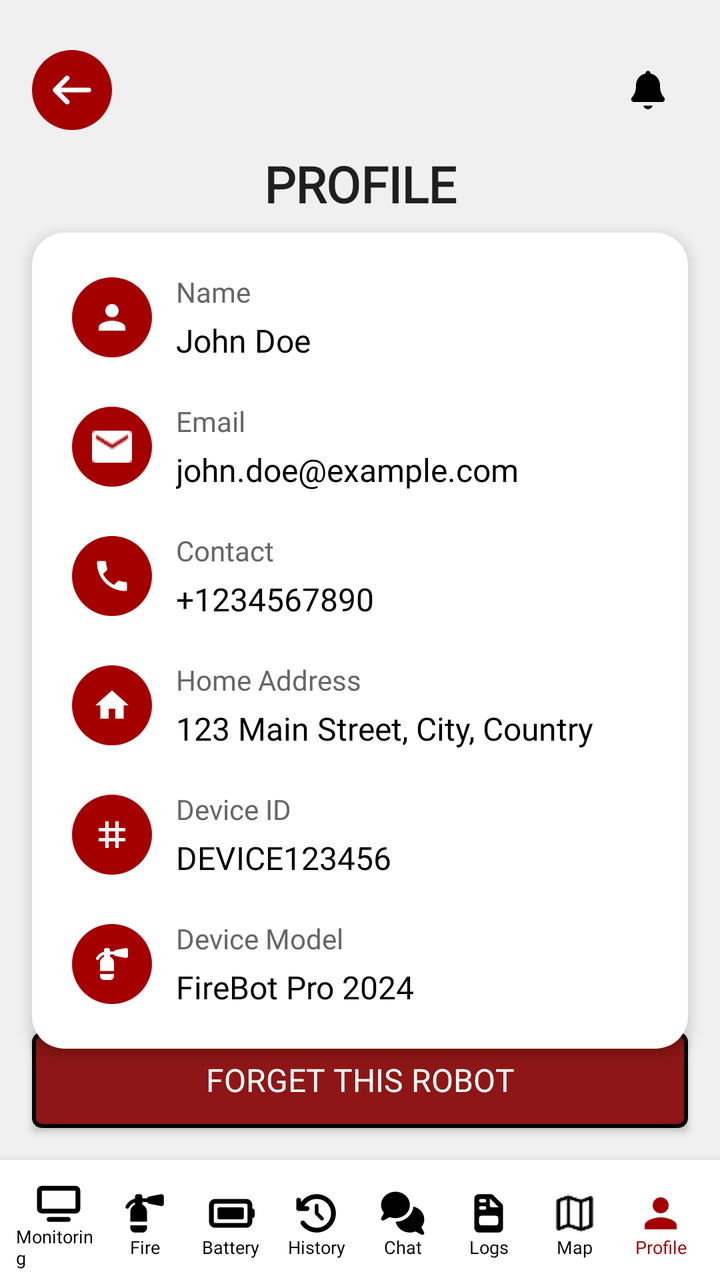
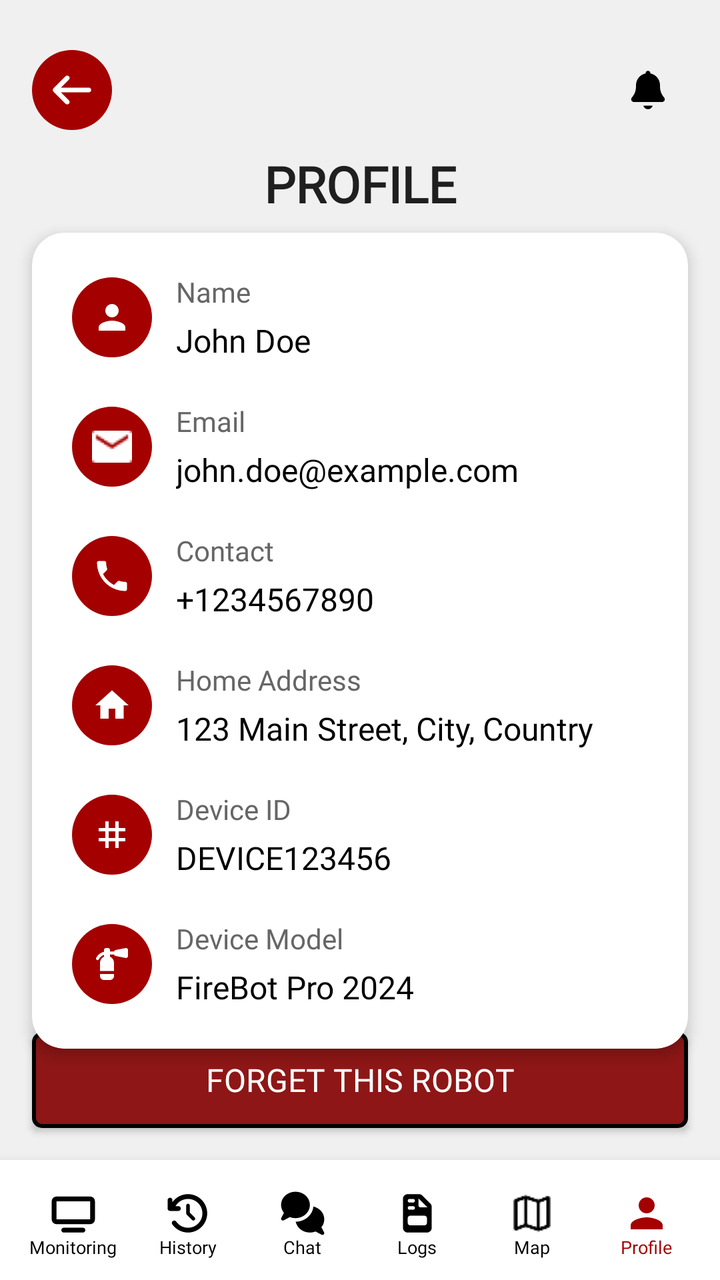

An Android layout rendered at two revisions. The XML below is the earlier revision; the diff shows what the commit changed to produce the second picture.
<!-- AndroidManifest.xml: application theme AppTheme -->
<!-- res/layout/activity_profile.xml -->
<?xml version="1.0" encoding="utf-8"?>
<androidx.constraintlayout.widget.ConstraintLayout
    xmlns:android="http://schemas.android.com/apk/res/android"
    xmlns:app="http://schemas.android.com/apk/res-auto"
    xmlns:tools="http://schemas.android.com/tools"
    android:layout_width="match_parent"
    android:layout_height="match_parent"
    android:background="#F0F0F0"
    tools:context=".ProfileActivity">

    <androidx.constraintlayout.widget.ConstraintLayout
        android:id="@+id/header_layout"
        android:layout_width="0dp"
        android:layout_height="wrap_content"
        android:paddingStart="16dp"
        android:paddingEnd="16dp"
        android:paddingTop="25dp"
        android:paddingBottom="8dp"
        app:layout_constraintEnd_toEndOf="parent"
        app:layout_constraintStart_toStartOf="parent"
        app:layout_constraintTop_toTopOf="parent">

        <ImageButton
            android:id="@+id/back_button"
            android:layout_width="40dp"
            android:layout_height="40dp"
            android:background="@drawable/rounded_red_button_bg"
            android:contentDescription="Back"
            android:padding="8dp"
            android:scaleType="fitCenter"
            android:src="@drawable/ic_arrow_back"
            android:layout_marginTop="0dp"
            app:layout_constraintStart_toStartOf="parent"
            app:layout_constraintTop_toTopOf="parent"
            app:tint="#FFFFFF" />

        <ImageButton
            android:id="@+id/notificationButton"
            android:layout_width="40dp"
            android:layout_height="40dp"
            android:background="?attr/selectableItemBackgroundBorderless"
            android:contentDescription="Notifications"
            android:padding="8dp"
            android:scaleType="fitCenter"
            android:src="@drawable/ic_bell"
            android:layout_marginTop="0dp"
            app:layout_constraintEnd_toEndOf="parent"
            app:layout_constraintTop_toTopOf="@id/back_button"
            app:tint="#000000" />

        <TextView
            android:id="@+id/screen_title"
            android:layout_width="wrap_content"
            android:layout_height="wrap_content"
            android:text="PROFILE"
            android:textColor="#1f1f1f"
            android:textSize="25sp"
            android:textStyle="bold"
            android:fontFamily="@font/poppins_black"
            android:layout_marginTop="10dp"
            app:layout_constraintBottom_toBottomOf="parent"
            app:layout_constraintEnd_toEndOf="parent"
            app:layout_constraintStart_toStartOf="parent"
            app:layout_constraintTop_toBottomOf="@id/back_button" />

    </androidx.constraintlayout.widget.ConstraintLayout>

    
    <Button
        android:id="@+id/forget_robot_button"
        android:layout_width="0dp"
        android:layout_height="wrap_content"
        android:layout_marginStart="16dp"
        android:layout_marginEnd="16dp"
        android:layout_marginBottom="16dp"
        android:background="@drawable/button_red_fill_black_outline"
        android:text="Forget this Robot"
        android:textColor="#FFFFFF"
        android:textSize="16sp"
        android:fontFamily="@font/poppins_medium"
        android:padding="12dp"
        app:layout_constraintBottom_toTopOf="@id/bottom_navigation_bar"
        app:layout_constraintEnd_toEndOf="parent"
        app:layout_constraintStart_toStartOf="parent" />

    
    <androidx.cardview.widget.CardView
        android:id="@+id/profile_card"
        android:layout_width="0dp"
        android:layout_height="wrap_content"
        android:layout_marginStart="16dp"
        android:layout_marginEnd="16dp"
        android:layout_marginTop="16dp"
        android:layout_marginBottom="8dp"
        app:cardCornerRadius="16dp"
        app:cardElevation="4dp"
        app:layout_constraintBottom_toTopOf="@id/forget_robot_button"
        app:layout_constraintEnd_toEndOf="parent"
        app:layout_constraintStart_toStartOf="parent"
        app:layout_constraintTop_toBottomOf="@id/header_layout">

        
        <LinearLayout
            android:layout_width="match_parent"
            android:layout_height="wrap_content"
            android:orientation="vertical"
            android:padding="20dp">

            
            <LinearLayout
                android:layout_width="match_parent"
                android:layout_height="wrap_content"
                android:orientation="horizontal"
                android:gravity="center_vertical"
                android:layout_marginBottom="20dp">

                <LinearLayout
                    android:layout_width="40dp"
                    android:layout_height="40dp"
                    android:background="@drawable/rounded_red_button_bg"
                    android:gravity="center"
                    android:layout_marginEnd="12dp">
                    <ImageView
                        android:layout_width="20dp"
                        android:layout_height="20dp"
                        android:src="@drawable/person_icon"
                        android:contentDescription="Name"
                        app:tint="#FFFFFF" />
                </LinearLayout>

                <LinearLayout
                    android:layout_width="0dp"
                    android:layout_height="wrap_content"
                    android:layout_weight="1"
                    android:orientation="vertical">

                    <TextView
                        android:layout_width="wrap_content"
                        android:layout_height="wrap_content"
                        android:text="Name"
                        android:textSize="14sp"
                        android:textColor="#666666"
                        android:fontFamily="@font/poppins_regular"
                        android:layout_marginBottom="4dp" />

                    <TextView
                        android:id="@+id/profile_name"
                        android:layout_width="wrap_content"
                        android:layout_height="wrap_content"
                        android:text="John Doe"
                        android:textSize="16sp"
                        android:textColor="#000000"
                        android:fontFamily="@font/poppins_medium" />
                </LinearLayout>
            </LinearLayout>

            
            <LinearLayout
                android:layout_width="match_parent"
                android:layout_height="wrap_content"
                android:orientation="horizontal"
                android:gravity="center_vertical"
                android:layout_marginBottom="20dp">

                <LinearLayout
                    android:layout_width="40dp"
                    android:layout_height="40dp"
                    android:background="@drawable/rounded_red_button_bg"
                    android:gravity="center"
                    android:layout_marginEnd="12dp">
                    <ImageView
                        android:layout_width="20dp"
                        android:layout_height="20dp"
                        android:src="@drawable/email"
                        android:contentDescription="Email"
                        app:tint="#FFFFFF" />
                </LinearLayout>

                <LinearLayout
                    android:layout_width="0dp"
                    android:layout_height="wrap_content"
                    android:layout_weight="1"
                    android:orientation="vertical">

                    <TextView
                        android:layout_width="wrap_content"
                        android:layout_height="wrap_content"
                        android:text="Email"
                        android:textSize="14sp"
                        android:textColor="#666666"
                        android:fontFamily="@font/poppins_regular"
                        android:layout_marginBottom="4dp" />

                    <TextView
                        android:id="@+id/profile_email"
                        android:layout_width="wrap_content"
                        android:layout_height="wrap_content"
                        android:text="john.doe@example.com"
                        android:textSize="16sp"
                        android:textColor="#000000"
                        android:fontFamily="@font/poppins_medium" />
                </LinearLayout>
            </LinearLayout>

            
            <LinearLayout
                android:layout_width="match_parent"
                android:layout_height="wrap_content"
                android:orientation="horizontal"
                android:gravity="center_vertical"
                android:layout_marginBottom="20dp">

                <LinearLayout
                    android:layout_width="40dp"
                    android:layout_height="40dp"
                    android:background="@drawable/rounded_red_button_bg"
                    android:gravity="center"
                    android:layout_marginEnd="12dp">
                    <ImageView
                        android:layout_width="20dp"
                        android:layout_height="20dp"
                        android:src="@drawable/contact"
                        android:contentDescription="Contact"
                        app:tint="#FFFFFF" />
                </LinearLayout>

                <LinearLayout
                    android:layout_width="0dp"
                    android:layout_height="wrap_content"
                    android:layout_weight="1"
                    android:orientation="vertical">

                    <TextView
                        android:layout_width="wrap_content"
                        android:layout_height="wrap_content"
                        android:text="Contact"
                        android:textSize="14sp"
                        android:textColor="#666666"
                        android:fontFamily="@font/poppins_regular"
                        android:layout_marginBottom="4dp" />

                    <TextView
                        android:id="@+id/profile_contact"
                        android:layout_width="wrap_content"
                        android:layout_height="wrap_content"
                        android:text="+1234567890"
                        android:textSize="16sp"
                        android:textColor="#000000"
                        android:fontFamily="@font/poppins_medium" />
                </LinearLayout>
            </LinearLayout>

            
            <LinearLayout
                android:layout_width="match_parent"
                android:layout_height="wrap_content"
                android:orientation="horizontal"
                android:gravity="center_vertical"
                android:layout_marginBottom="20dp">

                <LinearLayout
                    android:layout_width="40dp"
                    android:layout_height="40dp"
                    android:background="@drawable/rounded_red_button_bg"
                    android:gravity="center"
                    android:layout_marginEnd="12dp">
                    <ImageView
                        android:layout_width="20dp"
                        android:layout_height="20dp"
                        android:src="@drawable/home"
                        android:contentDescription="Home Address"
                        app:tint="#FFFFFF" />
                </LinearLayout>

                <LinearLayout
                    android:layout_width="0dp"
                    android:layout_height="wrap_content"
                    android:layout_weight="1"
                    android:orientation="vertical">

                    <TextView
                        android:layout_width="wrap_content"
                        android:layout_height="wrap_content"
                        android:text="Home Address"
                        android:textSize="14sp"
                        android:textColor="#666666"
                        android:fontFamily="@font/poppins_regular"
                        android:layout_marginBottom="4dp" />

                    <TextView
                        android:id="@+id/profile_address"
                        android:layout_width="wrap_content"
                        android:layout_height="wrap_content"
                        android:text="123 Main Street, City, Country"
                        android:textSize="16sp"
                        android:textColor="#000000"
                        android:fontFamily="@font/poppins_medium" />
                </LinearLayout>
            </LinearLayout>

            
            <LinearLayout
                android:layout_width="match_parent"
                android:layout_height="wrap_content"
                android:orientation="horizontal"
                android:gravity="center_vertical"
                android:layout_marginBottom="20dp">

                <LinearLayout
                    android:layout_width="40dp"
                    android:layout_height="40dp"
                    android:background="@drawable/rounded_red_button_bg"
                    android:gravity="center"
                    android:layout_marginEnd="12dp">
                    <ImageView
                        android:layout_width="20dp"
                        android:layout_height="20dp"
                        android:src="@drawable/device_id"
                        android:contentDescription="Device ID"
                        app:tint="#FFFFFF" />
                </LinearLayout>

                <LinearLayout
                    android:layout_width="0dp"
                    android:layout_height="wrap_content"
                    android:layout_weight="1"
                    android:orientation="vertical">

                    <TextView
                        android:layout_width="wrap_content"
                        android:layout_height="wrap_content"
                        android:text="Device ID"
                        android:textSize="14sp"
                        android:textColor="#666666"
                        android:fontFamily="@font/poppins_regular"
                        android:layout_marginBottom="4dp" />

                    <TextView
                        android:id="@+id/profile_device_id"
                        android:layout_width="wrap_content"
                        android:layout_height="wrap_content"
                        android:text="DEVICE123456"
                        android:textSize="16sp"
                        android:textColor="#000000"
                        android:fontFamily="@font/poppins_medium" />
                </LinearLayout>
            </LinearLayout>

            
            <LinearLayout
                android:layout_width="match_parent"
                android:layout_height="wrap_content"
                android:orientation="horizontal"
                android:gravity="center_vertical">

                <LinearLayout
                    android:layout_width="40dp"
                    android:layout_height="40dp"
                    android:background="@drawable/rounded_red_button_bg"
                    android:gravity="center"
                    android:layout_marginEnd="12dp">
                    <ImageView
                        android:layout_width="20dp"
                        android:layout_height="20dp"
                        android:src="@drawable/ic_fire_extinguisher_white"
                        android:contentDescription="Device Model"
                        app:tint="#FFFFFF" />
                </LinearLayout>

                <LinearLayout
                    android:layout_width="0dp"
                    android:layout_height="wrap_content"
                    android:layout_weight="1"
                    android:orientation="vertical">

                    <TextView
                        android:layout_width="wrap_content"
                        android:layout_height="wrap_content"
                        android:text="Device Model"
                        android:textSize="14sp"
                        android:textColor="#666666"
                        android:fontFamily="@font/poppins_regular"
                        android:layout_marginBottom="4dp" />

                    <TextView
                        android:id="@+id/profile_device_model"
                        android:layout_width="wrap_content"
                        android:layout_height="wrap_content"
                        android:text="FireBot Pro 2024"
                        android:textSize="16sp"
                        android:textColor="#000000"
                        android:fontFamily="@font/poppins_medium" />
                </LinearLayout>
            </LinearLayout>

        </LinearLayout>

    </androidx.cardview.widget.CardView>

    <LinearLayout
        android:id="@+id/bottom_navigation_bar"
        android:layout_width="0dp"
        android:layout_height="60dp"
        android:background="#FFFFFF"
        android:orientation="horizontal"
        android:weightSum="8"
        android:elevation="8dp"
        android:paddingStart="8dp"
        android:paddingEnd="8dp"
        app:layout_constraintBottom_toBottomOf="parent"
        app:layout_constraintEnd_toEndOf="parent"
        app:layout_constraintStart_toStartOf="parent">

        <LinearLayout
            android:id="@+id/nav_monitoring"
            android:layout_width="0dp"
            android:layout_height="match_parent"
            android:layout_weight="1"
            android:orientation="vertical"
            android:gravity="center"
            android:clickable="true"
            android:focusable="true"
            android:background="?attr/selectableItemBackgroundBorderless"
            android:paddingTop="4dp">
            <ImageView
                android:layout_width="24dp"
                android:layout_height="24dp"
                android:src="@drawable/ic_live_default"
                app:tint="#000000" />
            <TextView
                android:layout_width="wrap_content"
                android:layout_height="wrap_content"
                android:text="Monitoring"
                android:textSize="9sp"
                android:textColor="#000000"
                android:fontFamily="@font/poppins_regular"
                android:includeFontPadding="false" />
        </LinearLayout>

        <LinearLayout
            android:id="@+id/nav_fire"
            android:layout_width="0dp"
            android:layout_height="match_parent"
            android:layout_weight="1"
            android:orientation="vertical"
            android:gravity="center"
            android:clickable="true"
            android:focusable="true"
            android:background="?attr/selectableItemBackgroundBorderless"
            android:paddingTop="4dp">
            <ImageView
                android:layout_width="24dp"
                android:layout_height="24dp"
                android:src="@drawable/ic_fire_extinguisher"
                app:tint="#000000" />
            <TextView
                android:layout_width="wrap_content"
                android:layout_height="wrap_content"
                android:text="Fire"
                android:textSize="9sp"
                android:textColor="#000000"
                android:fontFamily="@font/poppins_regular"
                android:includeFontPadding="false" />
        </LinearLayout>

        <LinearLayout
            android:id="@+id/nav_battery"
            android:layout_width="0dp"
            android:layout_height="match_parent"
            android:layout_weight="1"
            android:orientation="vertical"
            android:gravity="center"
            android:clickable="true"
            android:focusable="true"
            android:background="?attr/selectableItemBackgroundBorderless"
            android:paddingTop="4dp">
            <ImageView
                android:layout_width="24dp"
                android:layout_height="24dp"
                android:src="@drawable/ic_battery_default"
                app:tint="#000000" />
            <TextView
                android:layout_width="wrap_content"
                android:layout_height="wrap_content"
                android:text="Battery"
                android:textSize="9sp"
                android:textColor="#000000"
                android:fontFamily="@font/poppins_regular"
                android:includeFontPadding="false" />
        </LinearLayout>

        <LinearLayout
            android:id="@+id/nav_history"
            android:layout_width="0dp"
            android:layout_height="match_parent"
            android:layout_weight="1"
            android:orientation="vertical"
            android:gravity="center"
            android:clickable="true"
            android:focusable="true"
            android:background="?attr/selectableItemBackgroundBorderless"
            android:paddingTop="4dp">
            <ImageView
                android:layout_width="24dp"
                android:layout_height="24dp"
                android:src="@drawable/ic_history_default"
                app:tint="#000000" />
            <TextView
                android:layout_width="wrap_content"
                android:layout_height="wrap_content"
                android:text="History"
                android:textSize="9sp"
                android:textColor="#000000"
                android:fontFamily="@font/poppins_regular"
                android:includeFontPadding="false" />
        </LinearLayout>

        <LinearLayout
            android:id="@+id/nav_chat"
            android:layout_width="0dp"
            android:layout_height="match_parent"
            android:layout_weight="1"
            android:orientation="vertical"
            android:gravity="center"
            android:clickable="true"
            android:focusable="true"
            android:background="?attr/selectableItemBackgroundBorderless"
            android:paddingTop="4dp">
            <ImageView
                android:layout_width="24dp"
                android:layout_height="24dp"
                android:src="@drawable/ic_chat_default"
                app:tint="#000000" />
            <TextView
                android:layout_width="wrap_content"
                android:layout_height="wrap_content"
                android:text="Chat"
                android:textSize="9sp"
                android:textColor="#000000"
                android:fontFamily="@font/poppins_regular"
                android:includeFontPadding="false" />
        </LinearLayout>

        <LinearLayout
            android:id="@+id/nav_logs"
            android:layout_width="0dp"
            android:layout_height="match_parent"
            android:layout_weight="1"
            android:orientation="vertical"
            android:gravity="center"
            android:clickable="true"
            android:focusable="true"
            android:background="?attr/selectableItemBackgroundBorderless"
            android:paddingTop="4dp">
            <ImageView
                android:layout_width="24dp"
                android:layout_height="24dp"
                android:src="@drawable/ic_logs_default"
                app:tint="#000000" />
            <TextView
                android:layout_width="wrap_content"
                android:layout_height="wrap_content"
                android:text="Logs"
                android:textSize="9sp"
                android:textColor="#000000"
                android:fontFamily="@font/poppins_regular"
                android:includeFontPadding="false" />
        </LinearLayout>

        <LinearLayout
            android:id="@+id/nav_map"
            android:layout_width="0dp"
            android:layout_height="match_parent"
            android:layout_weight="1"
            android:orientation="vertical"
            android:gravity="center"
            android:clickable="true"
            android:focusable="true"
            android:background="?attr/selectableItemBackgroundBorderless"
            android:paddingTop="4dp">
            <ImageView
                android:layout_width="24dp"
                android:layout_height="24dp"
                android:src="@drawable/map_icon"
                app:tint="#000000" />
            <TextView
                android:layout_width="wrap_content"
                android:layout_height="wrap_content"
                android:text="Map"
                android:textSize="9sp"
                android:textColor="#000000"
                android:fontFamily="@font/poppins_regular"
                android:includeFontPadding="false" />
        </LinearLayout>

        <LinearLayout
            android:id="@+id/nav_profile"
            android:layout_width="0dp"
            android:layout_height="match_parent"
            android:layout_weight="1"
            android:orientation="vertical"
            android:gravity="center"
            android:clickable="true"
            android:focusable="true"
            android:background="?attr/selectableItemBackgroundBorderless"
            android:paddingTop="4dp">
            <ImageView
                android:layout_width="24dp"
                android:layout_height="24dp"
                android:src="@drawable/person_icon"
                app:tint="#A40000" />
            <TextView
                android:layout_width="wrap_content"
                android:layout_height="wrap_content"
                android:text="Profile"
                android:textSize="9sp"
                android:textColor="#A40000"
                android:fontFamily="@font/poppins_regular"
                android:includeFontPadding="false" />
        </LinearLayout>
    </LinearLayout>

</androidx.constraintlayout.widget.ConstraintLayout>
<!-- resources referenced by this layout -->
<resources>
  <!-- drawable button_red_fill_black_outline (drawable) -->
  <?xml version="1.0" encoding="utf-8"?>
  <shape xmlns:android="http://schemas.android.com/apk/res/android"
      android:shape="rectangle">
      <stroke
          android:width="2dp"
          android:color="#000000" />
      <corners android:radius="4dp" />
      <solid android:color="#8E1616" />
  </shape>
  <!-- drawable home (drawable) -->
  <vector xmlns:android="http://schemas.android.com/apk/res/android" android:height="24dp" android:tint="#FFFFFF" android:viewportHeight="24" android:viewportWidth="24" android:width="24dp">
        
      <path android:fillColor="@android:color/white" android:pathData="M10,20v-6h4v6h5v-8h3L12,3 2,12h3v8z"/>
      
  </vector>
  <!-- drawable ic_battery_default (drawable) -->
  <?xml version="1.0" encoding="utf-8"?>
  <vector xmlns:android="http://schemas.android.com/apk/res/android"
      android:width="640dp"
      android:height="640dp"
      android:viewportWidth="640"
      android:viewportHeight="640">
  
      <path
          android:fillColor="#1f1f1f"
          android:pathData="M528 192C536.8 192 544 199.2 544 208L544 432C544 440.8 536.8 448 528 448L112 448C103.2 448 96 440.8 96 432L96 208C96 199.2 103.2 192 112 192L528 192zM112 128C67.8 128 32 163.8 32 208L32 432C32 476.2 67.8 512 112 512L528 512C572.2 512 608 476.2 608 432L608 384C625.7 384 640 369.7 640 352L640 288C640 270.3 625.7 256 608 256L608 208C608 163.8 572.2 128 528 128L112 128zM168 240C154.7 240 144 250.7 144 264L144 376C144 389.3 154.7 400 168 400L472 400C485.3 400 496 389.3 496 376L496 264C496 250.7 485.3 240 472 240L168 240z" />
  </vector>
  <!-- drawable ic_fire_extinguisher (drawable) -->
  <?xml version="1.0" encoding="utf-8"?>
  <vector xmlns:android="http://schemas.android.com/apk/res/android"
      android:width="640dp"
      android:height="640dp"
      android:viewportWidth="640"
      android:viewportHeight="640">
  
      <path
          android:fillColor="#1f1f1f"
          android:pathData="M576 96C576 86.4 571.7 77.3 564.3 71.3C556.9 65.3 547.1 62.7 537.7 64.6L377.7 96.6C365.5 99.1 356 108.3 353 120L288 120L288 96C288 78.3 273.7 64 256 64L224 64C206.3 64 192 78.3 192 96L192 124.4C136.7 136.7 90.7 173.9 66.5 223.5C60.7 235.4 65.6 249.8 77.6 255.6C89.6 261.4 103.9 256.5 109.7 244.5C126 210.9 155.8 185.1 192 174L192 202.8C154.2 220.8 128 259.3 128 304L128 432L352 432L352 304C352 259.3 325.8 220.8 288 202.8L288 168L353 168C356 179.7 365.5 188.9 377.7 191.4L537.7 223.4C547.1 225.3 556.8 222.8 564.3 216.8C571.8 210.8 576 201.6 576 192L576 96zM352 512L352 480L128 480L128 512C128 547.3 156.7 576 192 576L288 576C323.3 576 352 547.3 352 512z" />
  </vector>
  <!-- drawable rounded_red_button_bg (drawable) -->
  <?xml version="1.0" encoding="utf-8"?>
  <shape xmlns:android="http://schemas.android.com/apk/res/android"
      android:shape="oval">
      <solid android:color="#A40000" />
  </shape>
  <style name="AppTheme" parent="Theme.AppCompat.Light.DarkActionBar">
          <item name="colorPrimary">@color/colorPrimary</item>
          <item name="colorPrimaryDark">@color/colorPrimaryDark</item>
          <item name="colorAccent">@color/colorAccent</item>
  
          <item name="actionBarStyle">@style/CustomActionBar</item>
      </style>
  <color name="colorPrimary">#8E1616</color>
  <color name="colorPrimaryDark">#5E0E0E</color>
  <color name="colorAccent">#FF6B35</color>
  <style name="CustomActionBar" parent="@style/Widget.AppCompat.ActionBar">
          <item name="background">@color/colorPrimary</item>
          <item name="titleTextStyle">@style/BoldCapsActionBarText</item>
      </style>
  <style name="BoldCapsActionBarText" parent="@style/TextAppearance.AppCompat.Widget.ActionBar.Title">
          <item name="android:textStyle">bold</item>
          <item name="android:fontFamily">@font/poppins_bold</item>
          <item name="android:textAllCaps">true</item>
          <item name="android:textColor">@color/white</item>
      </style>
  <color name="white">#FFFFFF</color>
  <!-- unchanged entries left out for length: 12 -->
</resources>

<!-- the commit's change to res/layout/activity_profile.xml (unified diff, before → after) -->
@@ -403,7 +403,7 @@
         android:layout_height="60dp"
         android:background="#FFFFFF"
         android:orientation="horizontal"
-        android:weightSum="8"
+        android:weightSum="6"
         android:elevation="8dp"
         android:paddingStart="8dp"
         android:paddingEnd="8dp"
@@ -438,58 +438,6 @@
         </LinearLayout>
 
         <LinearLayout
-            android:id="@+id/nav_fire"
-            android:layout_width="0dp"
-            android:layout_height="match_parent"
-            android:layout_weight="1"
-            android:orientation="vertical"
-            android:gravity="center"
-            android:clickable="true"
-            android:focusable="true"
-            android:background="?attr/selectableItemBackgroundBorderless"
-            android:paddingTop="4dp">
-            <ImageView
-                android:layout_width="24dp"
-                android:layout_height="24dp"
-                android:src="@drawable/ic_fire_extinguisher"
-                app:tint="#000000" />
-            <TextView
-                android:layout_width="wrap_content"
-                android:layout_height="wrap_content"
-                android:text="Fire"
-                android:textSize="9sp"
-                android:textColor="#000000"
-                android:fontFamily="@font/poppins_regular"
-                android:includeFontPadding="false" />
-        </LinearLayout>
-
-        <LinearLayout
-            android:id="@+id/nav_battery"
-            android:layout_width="0dp"
-            android:layout_height="match_parent"
-            android:layout_weight="1"
-            android:orientation="vertical"
-            android:gravity="center"
-            android:clickable="true"
-            android:focusable="true"
-            android:background="?attr/selectableItemBackgroundBorderless"
-            android:paddingTop="4dp">
-            <ImageView
-                android:layout_width="24dp"
-                android:layout_height="24dp"
-                android:src="@drawable/ic_battery_default"
-                app:tint="#000000" />
-            <TextView
-                android:layout_width="wrap_content"
-                android:layout_height="wrap_content"
-                android:text="Battery"
-                android:textSize="9sp"
-                android:textColor="#000000"
-                android:fontFamily="@font/poppins_regular"
-                android:includeFontPadding="false" />
-        </LinearLayout>
-
-        <LinearLayout
             android:id="@+id/nav_history"
             android:layout_width="0dp"
             android:layout_height="match_parent"
<!-- resource entries referenced after the edit -->
@@ -15,30 +15,6 @@
         
       <path android:fillColor="@android:color/white" android:pathData="M10,20v-6h4v6h5v-8h3L12,3 2,12h3v8z"/>
       
-  </vector>
-  <!-- drawable ic_battery_default (drawable) -->
-  <?xml version="1.0" encoding="utf-8"?>
-  <vector xmlns:android="http://schemas.android.com/apk/res/android"
-      android:width="640dp"
-      android:height="640dp"
-      android:viewportWidth="640"
-      android:viewportHeight="640">
-  
-      <path
-          android:fillColor="#1f1f1f"
-          android:pathData="M528 192C536.8 192 544 199.2 544 208L544 432C544 440.8 536.8 448 528 448L112 448C103.2 448 96 440.8 96 432L96 208C96 199.2 103.2 192 112 192L528 192zM112 128C67.8 128 32 163.8 32 208L32 432C32 476.2 67.8 512 112 512L528 512C572.2 512 608 476.2 608 432L608 384C625.7 384 640 369.7 640 352L640 288C640 270.3 625.7 256 608 256L608 208C608 163.8 572.2 128 528 128L112 128zM168 240C154.7 240 144 250.7 144 264L144 376C144 389.3 154.7 400 168 400L472 400C485.3 400 496 389.3 496 376L496 264C496 250.7 485.3 240 472 240L168 240z" />
-  </vector>
-  <!-- drawable ic_fire_extinguisher (drawable) -->
-  <?xml version="1.0" encoding="utf-8"?>
-  <vector xmlns:android="http://schemas.android.com/apk/res/android"
-      android:width="640dp"
-      android:height="640dp"
-      android:viewportWidth="640"
-      android:viewportHeight="640">
-  
-      <path
-          android:fillColor="#1f1f1f"
-          android:pathData="M576 96C576 86.4 571.7 77.3 564.3 71.3C556.9 65.3 547.1 62.7 537.7 64.6L377.7 96.6C365.5 99.1 356 108.3 353 120L288 120L288 96C288 78.3 273.7 64 256 64L224 64C206.3 64 192 78.3 192 96L192 124.4C136.7 136.7 90.7 173.9 66.5 223.5C60.7 235.4 65.6 249.8 77.6 255.6C89.6 261.4 103.9 256.5 109.7 244.5C126 210.9 155.8 185.1 192 174L192 202.8C154.2 220.8 128 259.3 128 304L128 432L352 432L352 304C352 259.3 325.8 220.8 288 202.8L288 168L353 168C356 179.7 365.5 188.9 377.7 191.4L537.7 223.4C547.1 225.3 556.8 222.8 564.3 216.8C571.8 210.8 576 201.6 576 192L576 96zM352 512L352 480L128 480L128 512C128 547.3 156.7 576 192 576L288 576C323.3 576 352 547.3 352 512z" />
   </vector>
   <!-- drawable rounded_red_button_bg (drawable) -->
   <?xml version="1.0" encoding="utf-8"?>
